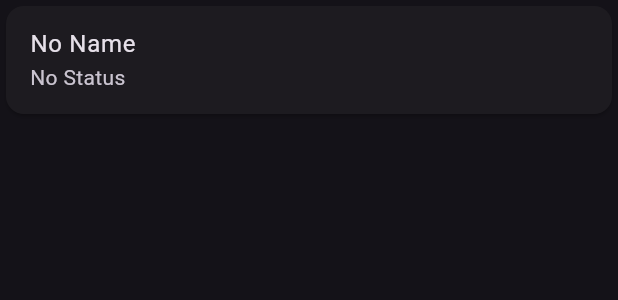
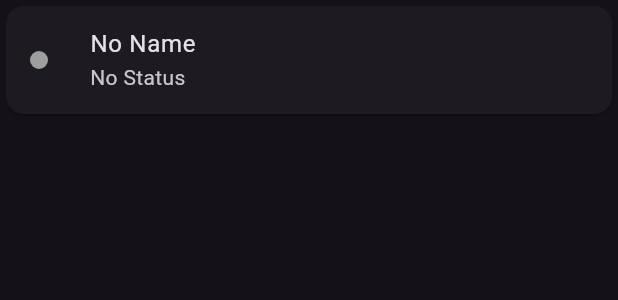
Before and after one commit to MarcDelrue/squad-tracker-flutter, a Flutter app: the MemberInGameRow widget shown alone on an empty page, opened directly, on a phone screen of 412 x 824 dp. Shown: the top 300 px of the screen. Run offline on Flutter 3.47's test engine with Material 3 defaults, Android fonts, the phone set to English and light mode, and no system bars; our stand-ins replace flutter_blue_plus, flutter_compass, geolocator, permission_handler, qr_flutter, shared_preferences and 2 more; missing offline and left inert: mapbox_maps_flutter, mobile_scanner; accounts and stored records are empty.

Commit message:
Implement heartbeat mechanism and last seen tracking for squad members
- Added a heartbeat timer to maintain active squad sessions and ensure timely updates.
- Introduced `last_seen_at` property in `UserSquadSession` to track when a member was last active.
- Updated UI components to display last seen status with color coding based on activity.
- Enhanced squad tracker rules to restore functionality for joining squads.

```diff
--- a/lib/widgets/member_in_game_row.dart
+++ b/lib/widgets/member_in_game_row.dart
@@ -7,6 +7,7 @@ class MemberInGameRow extends StatelessWidget {
   final UserSquadSessionStatus? status;
   final double? latitude;
   final double? longitude;
+  final DateTime? lastSeenAt;
   final MapUserLocationService mapUserLocationService =
       MapUserLocationService();
 
@@ -16,14 +17,20 @@ class MemberInGameRow extends StatelessWidget {
     this.status,
     this.latitude,
     this.longitude,
+    this.lastSeenAt,
   });
 
   @override
   Widget build(BuildContext context) {
+    final health = _healthColor(lastSeenAt);
+    final lastSeenText = _formatLastSeen(lastSeenAt);
     return Card(
       child: ListTile(
+        leading: CircleAvatar(backgroundColor: health, radius: 6),
         title: Text(name ?? 'No Name'),
-        subtitle: Text(status?.value ?? 'No Status'),
+        subtitle: Text(
+          '${status?.value ?? 'No Status'}${lastSeenText != null ? ' • $lastSeenText' : ''}',
+        ),
         onTap: () {
           if (latitude != null && longitude != null) {
             mapUserLocationService.flyToLocation(latitude!, longitude!);
@@ -32,4 +39,20 @@ class MemberInGameRow extends StatelessWidget {
       ),
     );
   }
+
+  Color _healthColor(DateTime? lastSeen) {
+    if (lastSeen == null) return Colors.grey;
+    final age = DateTime.now().difference(lastSeen);
+    if (age.inSeconds <= 20) return Colors.green;
+    if (age.inSeconds <= 60) return Colors.orange;
+    return Colors.red;
+  }
+
+  String? _formatLastSeen(DateTime? lastSeen) {
+    if (lastSeen == null) return null;
+    final age = DateTime.now().difference(lastSeen);
+    if (age.inSeconds < 60) return '${age.inSeconds}s ago';
+    if (age.inMinutes < 60) return '${age.inMinutes}m ago';
+    return '${age.inHours}h ago';
+  }
 }
--- a/lib/widgets/members_in_game_list.dart
+++ b/lib/widgets/members_in_game_list.dart
@@ -30,6 +30,7 @@ class MembersInGameList extends StatelessWidget {
                   status: member.userWithSession.session.user_status,
                   latitude: member.location?.latitude?.toDouble(),
                   longitude: member.location?.longitude?.toDouble(),
+                  lastSeenAt: member.userWithSession.session.last_seen_at,
                 );
               },
             ),
```
Also changed, not shown: lib/models/squad_session_model.dart (+7 -1 lines), lib/providers/user_squad_session_service.dart (+24 -0 lines), 1 other file.
